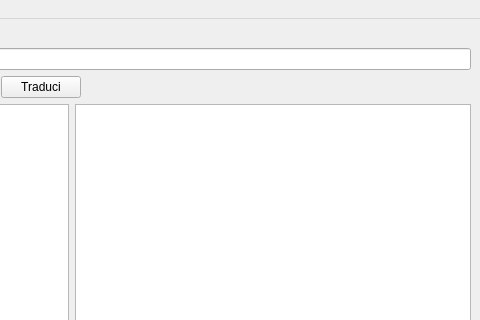
Qt form localization_manager.ui (robdearpowa/localization_manager) before a commit; both pictures show x 196 to 676 and y 0 to 320 of the 676 by 489 pixel window.
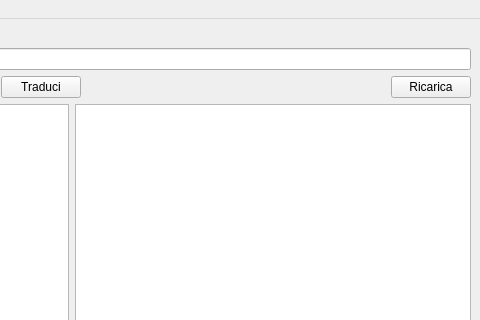
The same form after that commit.

Commit message: Nuove features: - Generatore diff arbfile - Patch arbfile

```diff
--- a/localization_manager.ui
+++ b/localization_manager.ui
@@ -97,6 +97,13 @@
         </property>
        </spacer>
       </item>
+      <item>
+       <widget class="QPushButton" name="btn_reload">
+        <property name="text">
+         <string>Ricarica</string>
+        </property>
+       </widget>
+      </item>
      </layout>
     </item>
     <item>
```
Left out of the diff: 15 changed lines with no effect on the pictures. The commit also changes 1 other file.
